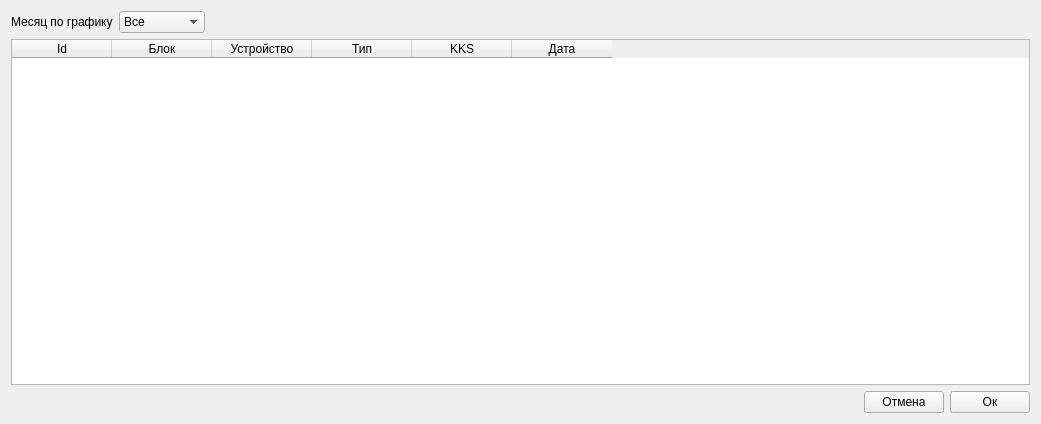
Balyaev-D-A/MFDB, file krselectorform.ui: the form before one commit.
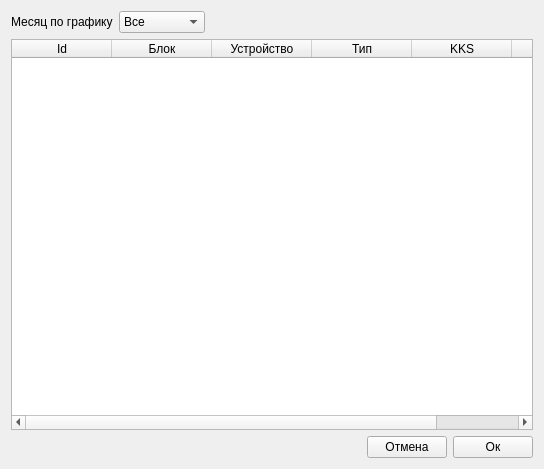
The form after the commit.

```diff
--- a/krselectorform.ui
+++ b/krselectorform.ui
@@ -6,8 +6,8 @@
    <rect>
     <x>0</x>
     <y>0</y>
-    <width>1041</width>
-    <height>424</height>
+    <width>544</width>
+    <height>469</height>
    </rect>
   </property>
   <property name="windowTitle">
```
